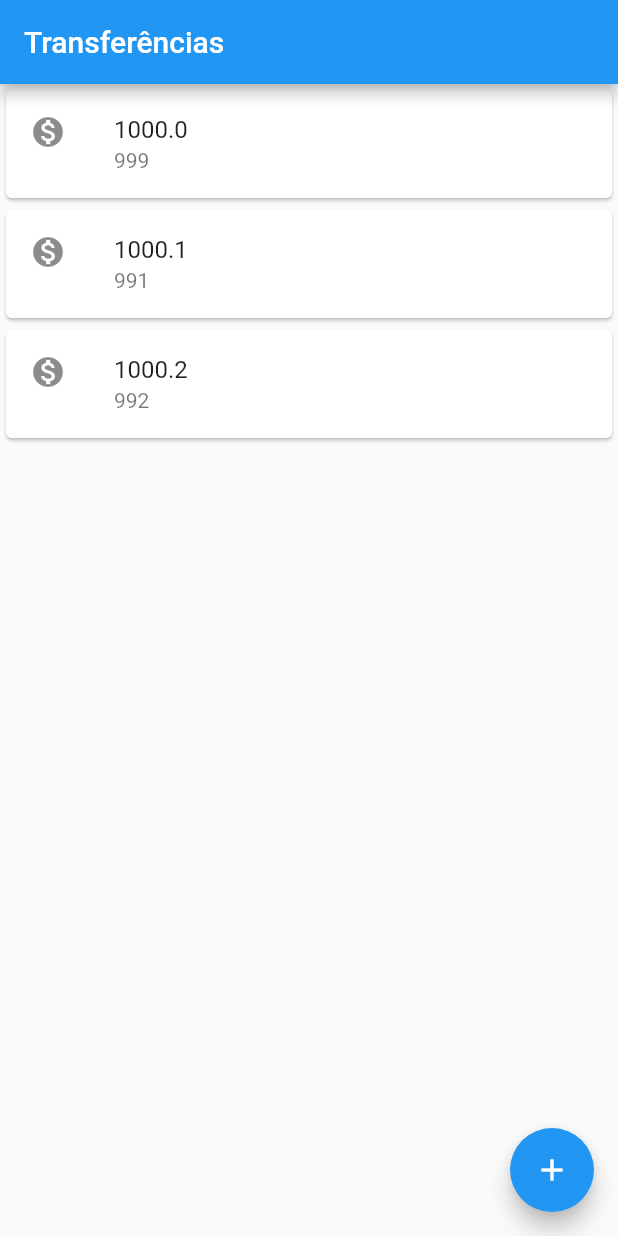
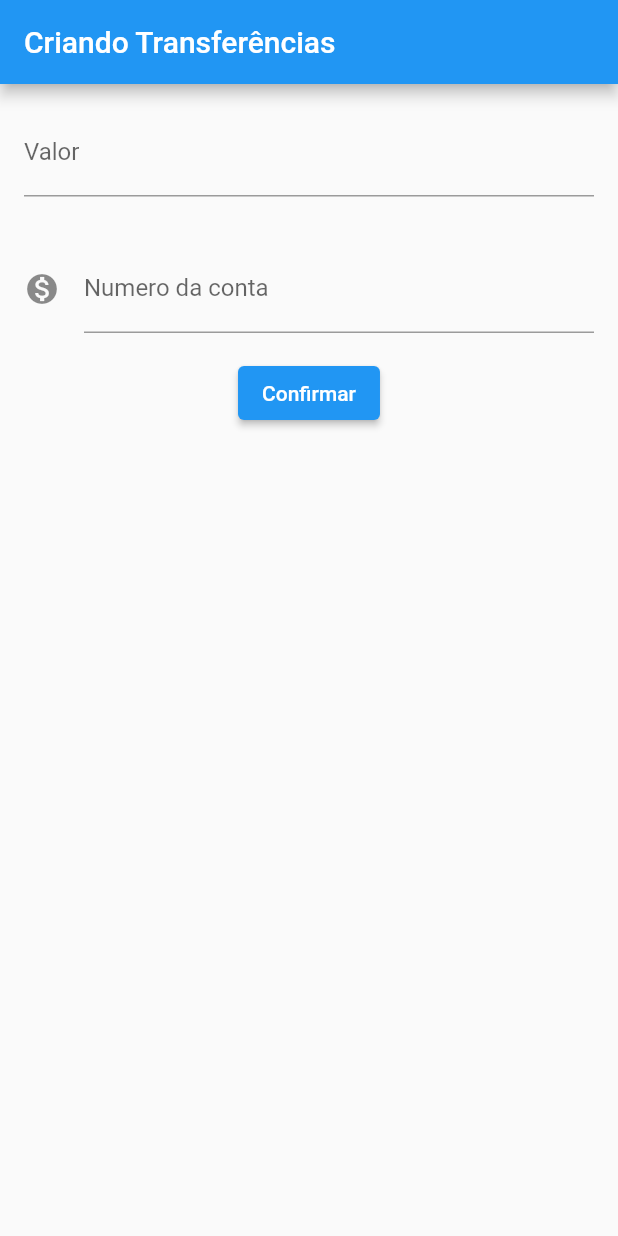
Before and after one commit to s4nderx/bytebank-flutter, a Flutter app: the screen it shows after launch, on a phone screen of 412 x 824 dp. Run offline on Flutter 3.47's test engine with Material 2 defaults, Android fonts, the phone set to English and light mode, and no system bars.

Commit message:
criando formulario e refatorando o codigo

```diff
--- a/lib/main.dart
+++ b/lib/main.dart
@@ -1,40 +1,112 @@
 import 'package:flutter/material.dart';
 
 void main() {
-  runApp(MaterialApp(
+  runApp(const ByteBankApp());
+}
+
+class ByteBankApp extends StatelessWidget {
+  const ByteBankApp({Key? key}) : super(key: key);
+
+  @override
+  Widget build(BuildContext context) {
+    return MaterialApp(
       home: Scaffold(
+        body: FormularioTransferencia(),
+      ),
+    );
+  }
+}
+
+class FormularioTransferencia extends StatelessWidget {
+  final TextEditingController _controllerCampoNumeroConta =
+      TextEditingController();
+  final TextEditingController _controllerCampoValor = TextEditingController();
+
+  FormularioTransferencia({Key? key}) : super(key: key);
+
+  @override
+  Widget build(BuildContext context) {
+    return Scaffold(
       appBar: AppBar(
-        title: const Text('Transferências'),
+        title: Text('Criando Transferências'),
       ),
-      body: ListaTransferencias(),
-      floatingActionButton: FloatingActionButton(
-        onPressed: () {},
-        child: const Icon(Icons.add),
+      body: Column(
+        children: [
+          Padding(
+            padding: EdgeInsets.all(16),
+            child: TextField(
+              controller: _controllerCampoValor,
+              style: TextStyle(fontSize: 16),
+              decoration:
+                  InputDecoration(labelText: 'Valor', hintText: 'R\$ 0000.00'),
+              keyboardType: TextInputType.number,
             ),
           ),
-  ));
+          Padding(
+            padding: EdgeInsets.all(16),
+            child: TextField(
+              controller: _controllerCampoNumeroConta,
+              style: const TextStyle(fontSize: 16),
+              decoration: const InputDecoration(
+                  labelText: 'Numero da conta',
+                  hintText: '0000-0',
+                  icon: Icon(Icons.monetization_on)),
+              keyboardType: TextInputType.number,
+            ),
+          ),
+          ElevatedButton(
+              onPressed: () {
+                final int? numeroConta =
+                    int.tryParse(_controllerCampoNumeroConta.text);
+                final double? valor =
+                    double.tryParse(_controllerCampoValor.text);
+                if (numeroConta != null && valor != null) {
+                  final Transferencia transferenciaCriada =
+                      Transferencia(valor, numeroConta);
+                  debugPrint('$transferenciaCriada');
+                }
+              },
+              child: const Text('Confirmar'))
+        ],
+      ),
+    );
+  }
 }
 
 class ListaTransferencias extends StatelessWidget {
   const ListaTransferencias({Key? key}) : super(key: key);
+
   @override
   Widget build(BuildContext context) {
-    return Column(
+    return Scaffold(
+      appBar: AppBar(
+        title: const Text('Transferências'),
+      ),
+      body: Column(
         children: [
           ItemTransferencia(transferencia: Transferencia(1000.0, 999)),
           ItemTransferencia(transferencia: Transferencia(1000.1, 991)),
           ItemTransferencia(transferencia: Transferencia(1000.2, 992)),
         ],
+      ),
+      floatingActionButton: FloatingActionButton(
+        onPressed: () {},
+        child: const Icon(Icons.add),
+      ),
     );
   }
 }
 
 class ItemTransferencia extends StatelessWidget {
   final Transferencia _transferencia;
-  const ItemTransferencia({Key? key, required transferencia}) : _transferencia = transferencia, super(key: key);
+
+  const ItemTransferencia({Key? key, required transferencia})
+      : _transferencia = transferencia,
+        super(key: key);
+
   @override
   Widget build(BuildContext context) {
-    return  Card(
+    return Card(
         child: ListTile(
       leading: const Icon(Icons.monetization_on),
       title: Text(_transferencia.valor.toString()),
@@ -48,4 +120,9 @@ class Transferencia {
   final int numeroConta;
 
   Transferencia(this.valor, this.numeroConta);
+
+  @override
+  String toString() {
+    return 'Transferencia{valor: $valor, numeroConta: $numeroConta}';
   }
+}
```
Lines whose indentation alone changed are shown as unchanged.
